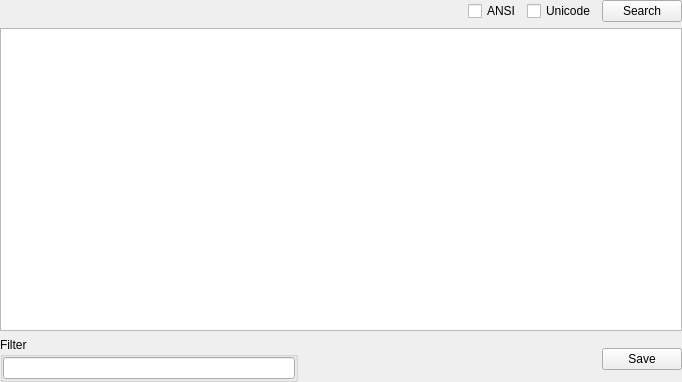
First picture: the form in SearchStrings/searchstringswidget.ui, repository horsicq/FormatWidgets, before the edit.
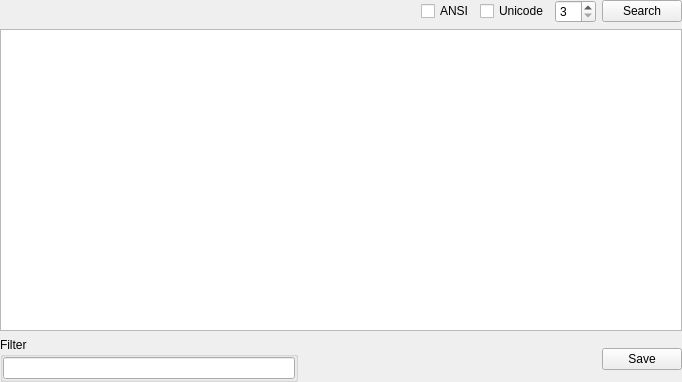
Second picture: the form after the edit.

```diff
--- a/SearchStrings/searchstringswidget.ui
+++ b/SearchStrings/searchstringswidget.ui
@@ -55,6 +55,13 @@
        </property>
       </widget>
      </item>
+     <item>
+      <widget class="QSpinBox" name="spinBoxMinLength">
+       <property name="minimum">
+        <number>3</number>
+       </property>
+      </widget>
+     </item>
      <item>
       <widget class="QPushButton" name="pushButtonSearch">
        <property name="text">
```
